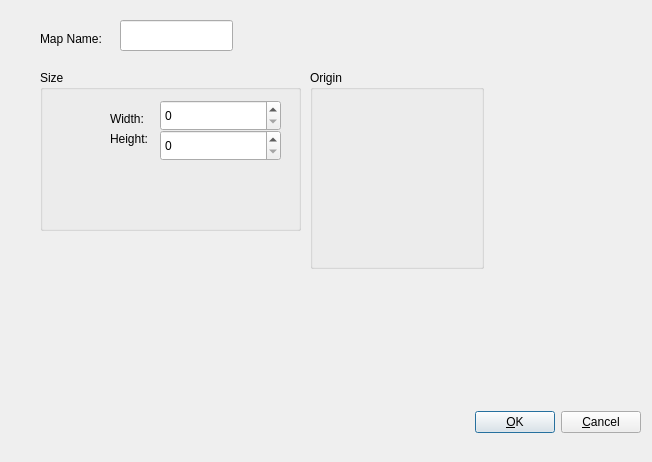
This is bin/view/mappropertiesdialog.ui in dyle/rpgmapper as Qt 5 draws it before an edit. The edited form follows.
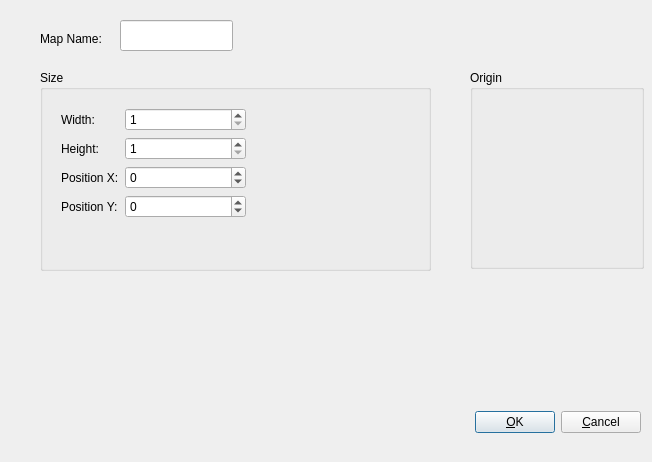
This is the edited form. Custom widgets are drawn as their Qt base class.

Commit message: adds a map resize widget to let the user move map resizing

```diff
--- a/bin/view/mappropertiesdialog.ui
+++ b/bin/view/mappropertiesdialog.ui
@@ -41,59 +41,124 @@
     <rect>
      <x>40</x>
      <y>70</y>
-     <width>261</width>
-     <height>161</height>
+     <width>391</width>
+     <height>201</height>
     </rect>
    </property>
    <property name="title">
     <string>Size</string>
    </property>
-   <widget class="QLabel" name="lblWidth">
-    <property name="geometry">
-     <rect>
-      <x>70</x>
-      <y>40</y>
-      <width>37</width>
-      <height>17</height>
-     </rect>
-    </property>
-    <property name="text">
-     <string>Width:</string>
-    </property>
-   </widget>
-   <widget class="QSpinBox" name="sbWidth">
-    <property name="geometry">
-     <rect>
-      <x>120</x>
-      <y>30</y>
-      <width>121</width>
-      <height>31</height>
-     </rect>
-    </property>
-   </widget>
-   <widget class="QSpinBox" name="spHeight">
-    <property name="geometry">
-     <rect>
-      <x>120</x>
-      <y>60</y>
-      <width>121</width>
-      <height>31</height>
-     </rect>
-    </property>
-   </widget>
-   <widget class="QLabel" name="lblHeight">
-    <property name="geometry">
-     <rect>
-      <x>70</x>
-      <y>60</y>
-      <width>42</width>
-      <height>17</height>
-     </rect>
-    </property>
-    <property name="text">
-     <string>Height:</string>
-    </property>
-   </widget>
+   <layout class="QHBoxLayout" name="horizontalLayout_2" stretch="1,0">
+    <item>
+     <widget class="QWidget" name="wdResizeValues" native="true">
+      <layout class="QGridLayout" name="gridLayout" columnstretch="0,1">
+       <item row="1" column="0">
+        <widget class="QLabel" name="lblHeight">
+         <property name="text">
+          <string>Height:</string>
+         </property>
+        </widget>
+       </item>
+       <item row="1" column="1">
+        <widget class="QSpinBox" name="spHeight">
+         <property name="minimum">
+          <number>1</number>
+         </property>
+         <property name="maximum">
+          <number>1000</number>
+         </property>
+        </widget>
+       </item>
+       <item row="2" column="0">
+        <widget class="QLabel" name="lblResizeOffsetX">
+         <property name="text">
+          <string>Position X:</string>
+         </property>
+        </widget>
+       </item>
+       <item row="2" column="1">
+        <widget class="QSpinBox" name="sbResizeOffsetX">
+         <property name="minimum">
+          <number>-999</number>
+         </property>
+         <property name="maximum">
+          <number>999</number>
+         </property>
+        </widget>
+       </item>
+       <item row="3" column="0">
+        <widget class="QLabel" name="lblResizeOffsetY">
+         <property name="text">
+          <string>Position Y:</string>
+         </property>
+        </widget>
+       </item>
+       <item row="3" column="1">
+        <widget class="QSpinBox" name="spResizeOffsetY">
+         <property name="minimum">
+          <number>-999</number>
+         </property>
+         <property name="maximum">
+          <number>999</number>
+         </property>
+        </widget>
+       </item>
+       <item row="0" column="1">
+        <widget class="QSpinBox" name="sbWidth">
+         <property name="minimum">
+          <number>1</number>
+         </property>
+         <property name="maximum">
+          <number>1000</number>
+         </property>
+        </widget>
+       </item>
+       <item row="0" column="0">
+        <widget class="QLabel" name="lblWidth">
+         <property name="text">
+          <string>Width:</string>
+         </property>
+        </widget>
+       </item>
+       <item row="4" column="1">
+        <spacer name="verticalSpacer">
+         <property name="orientation">
+          <enum>Qt::Vertical</enum>
+         </property>
+         <property name="sizeHint" stdset="0">
+          <size>
+           <width>20</width>
+           <height>40</height>
+          </size>
+         </property>
+        </spacer>
+       </item>
+      </layout>
+     </widget>
+    </item>
+    <item>
+     <widget class="rpgmapper::view::MapResizeWidget" name="wdMapResize" native="true">
+      <property name="sizePolicy">
+       <sizepolicy hsizetype="Fixed" vsizetype="Fixed">
+        <horstretch>0</horstretch>
+        <verstretch>0</verstretch>
+       </sizepolicy>
+      </property>
+      <property name="minimumSize">
+       <size>
+        <width>158</width>
+        <height>158</height>
+       </size>
+      </property>
+      <property name="maximumSize">
+       <size>
+        <width>158</width>
+        <height>158</height>
+       </size>
+      </property>
+     </widget>
+    </item>
+   </layout>
   </widget>
   <widget class="QWidget" name="wdButtonBox" native="true">
    <property name="geometry">
@@ -140,7 +205,7 @@
   <widget class="QGroupBox" name="gbCorner">
    <property name="geometry">
     <rect>
-     <x>310</x>
+     <x>470</x>
      <y>70</y>
      <width>174</width>
      <height>199</height>
@@ -182,6 +247,12 @@
    <header>view/origincornerwidget.hpp</header>
    <container>1</container>
   </customwidget>
+  <customwidget>
+   <class>rpgmapper::view::MapResizeWidget</class>
+   <extends>QWidget</extends>
+   <header>view/mapresizewidget.hpp</header>
+   <container>1</container>
+  </customwidget>
  </customwidgets>
  <resources/>
  <connections/>
```
The commit also changes 4 other files.
